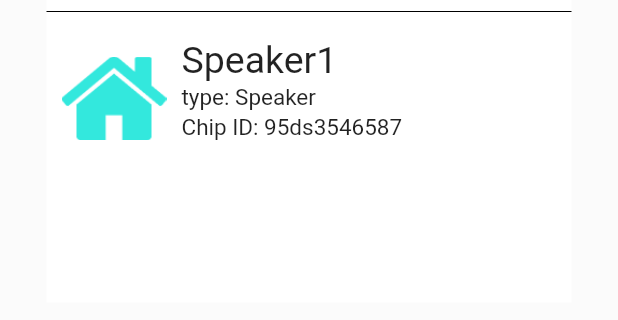
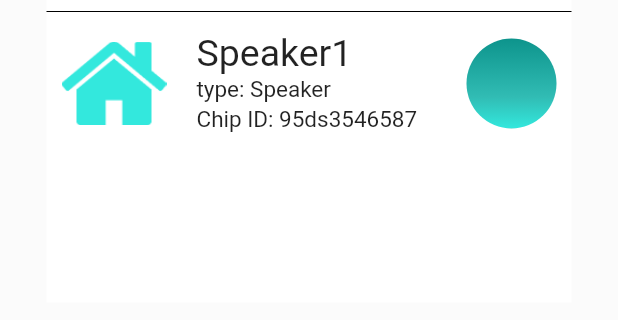
Before and after one commit to slipiduche/deviceapp, a Flutter app: the screen it shows after launch, on a phone screen of 412 x 824 dp, the part 551-871 px from its top. Run offline on Flutter 3.47's test engine with Material 2 defaults, Android fonts, the phone set to English and light mode, and no system bars.

Commit message:
tercer comit esfera en icono

```diff
--- a/lib/src/pages/home_page.dart
+++ b/lib/src/pages/home_page.dart
@@ -78,7 +78,7 @@ class HomePage extends StatelessWidget {
               color: Colors.black,
             ),
             SizedBox(
-              height: 10.0,
+              height: .0,
             ),
             Container(
               height: 80.0,
@@ -93,9 +93,11 @@ class HomePage extends StatelessWidget {
                     //alignment: Alignment.centerLeft,
                     child: homeIcon(70, colorMedico1),
                   ),
+                  SizedBox(width: 10.0,),
                   Container(
                     margin: const EdgeInsets.only(left: 10.0, right: 0.0),
                     child: Column(
+                      mainAxisAlignment: MainAxisAlignment.center,
                       children: [
                         Container(
                           width: 150,
@@ -128,9 +130,20 @@ class HomePage extends StatelessWidget {
                                 color: Colors.black87, fontSize: 15.00),
                           ),
                         ),
-                      ], //fin
+                      ],
                     ),
                   ),
+                SizedBox(
+                  width: 30.0,
+                ),
+                Container(
+                          width:60.0,
+                          height:60.0,
+                          decoration: BoxDecoration(
+                            gradient: gradiente,
+                            borderRadius: BorderRadius.circular(100),
+                          ),
+                        ),
                 ],
               ),
               //child: homeIcon(70,colorMedico1),
```
